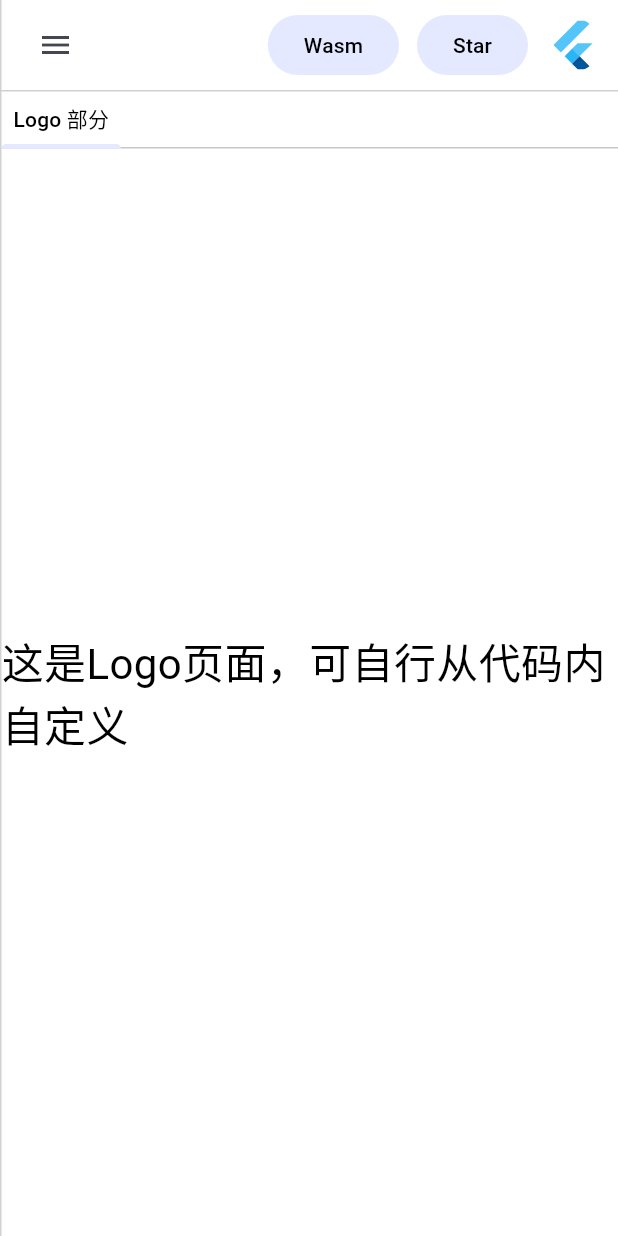
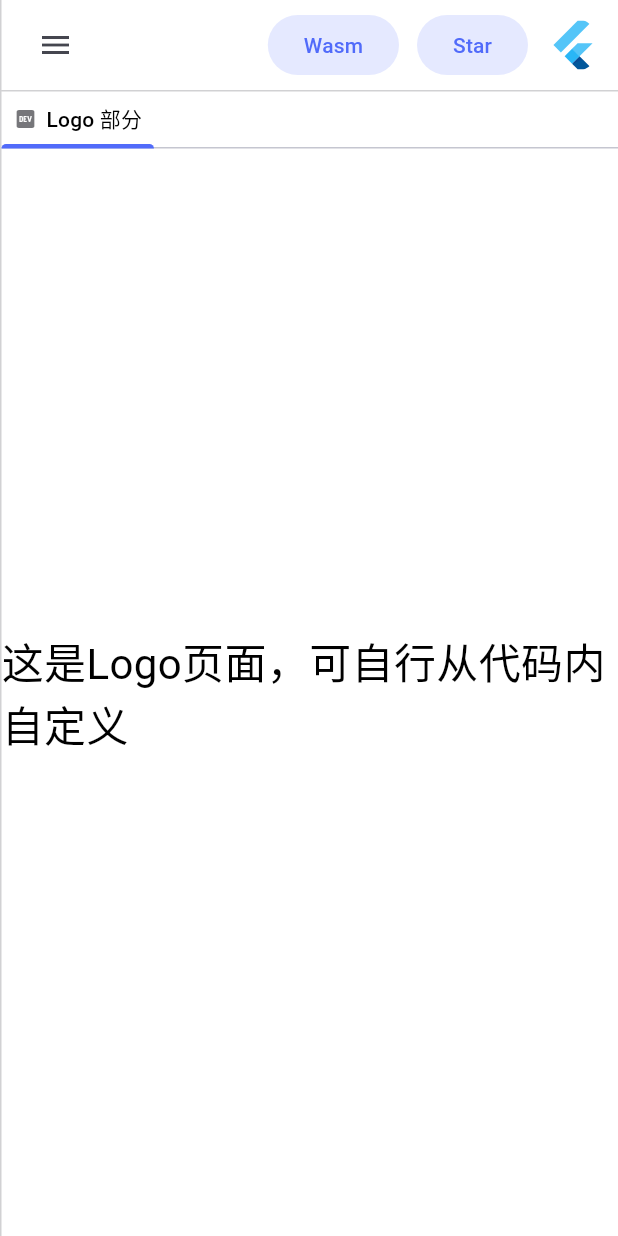
Before and after one commit to licheng1013/admin-flutter, a Flutter app: the screen it shows after launch, after a tap on "登入", after a tap on the "menu open" icon, on a phone screen of 412 x 824 dp. Run offline on Flutter 3.47's test engine with Material 3 defaults, Android fonts, the phone set to English and light mode, and no system bars; our stand-ins replace bot_toast, dio, flutter_animate, get, image_picker, shared_preferences; missing offline and left inert: easy_image_viewer, file_selector, fleather.

Commit message:
重构标签面板功能

```diff
--- a/lib/app/home/pages/settings/logic.dart
+++ b/lib/app/home/pages/settings/logic.dart
@@ -3,12 +3,10 @@ import 'package:app_template/theme/light_theme.dart';
 import 'package:app_template/theme/my_theme.dart';
 import 'package:get/get.dart';
 
-import 'state.dart';
 
 class SettingsLogic extends GetxController {
-  final SettingsState state = SettingsState();
   var themeList = <MyTheme>[
-    Pink(),
+    Light(),
     Blue(),
   ];
 }
--- a/lib/app/home/pages/settings/state.dart
+++ /dev/null
@@ -1,5 +0,0 @@
-class SettingsState {
-  SettingsState() {
-    ///Initialize variables
-  }
-}
--- a/lib/app/home/sidebar/view.dart
+++ b/lib/app/home/sidebar/view.dart
@@ -14,13 +14,10 @@ class SidebarPage extends StatelessWidget {
   SidebarPage({Key? key}) : super(key: key);
 
   final logic = Get.put(SidebarLogic());
-  static var changeStyle = true.obs;
 
   @override
   Widget build(BuildContext context) {
-    return Obx(() {
-      return changeStyle.value ? _default() : _styleWithTab();
-    });
+    return _default() ;
   }
 
   Widget _default() {
@@ -94,7 +91,7 @@ class SidebarPage extends StatelessWidget {
                     SizedBox(width: left),
                     Icon(
                       item.icon,
-                      color: UiTheme.getTextColor(selected),
+                      color: UiTheme.getPrimary(selected),
                     ).toJump(logic.animName.value == item.name),
                     ThemeUtil.rowWidth(),
                     Text(
@@ -105,12 +102,10 @@ class SidebarPage extends StatelessWidget {
                     Visibility(
                       visible: item.children.isNotEmpty,
                       child: Icon(
-                        logic.expansionTile.contains(item.name)
-                            ? Icons.arrow_drop_up
-                            : Icons.arrow_drop_down,
+                         Icons.arrow_drop_up,
                         color: UiTheme.getTextColor(selected),
                         size: 28,
-                      ),
+                      ).toRotate(logic.expansionTile.contains(item.name)),
                     ),
                     ThemeUtil.rowWidth(),
                   ],
--- a/lib/app/home/tab_bar/logic.dart
+++ b/lib/app/home/tab_bar/logic.dart
@@ -1,17 +1,17 @@
 
 import 'package:app_template/app/home/pages/analysis/view.dart';
 import 'package:app_template/app/home/sidebar/logic.dart';
-import 'package:app_template/common/message_util.dart';
 import 'package:app_template/theme/ui_theme.dart';
 import 'package:flutter/material.dart';
 import 'package:get/get.dart';
 
-import 'state.dart';
 
 class TabBarLogic extends GetxController with GetTickerProviderStateMixin {
-  final TabBarState state = TabBarState();
   TabController? tabController;
   var tabList = <SidebarTree>[].obs;
+  var index = (-1).obs;
+  var height = 36.0;
+  var currentIndex = (-1).obs;
 
   @override
   void onInit() {
@@ -26,6 +26,7 @@ class TabBarLogic extends GetxController with GetTickerProviderStateMixin {
     for (var item in logic.tabList) {
       if (item.name == page.name) {
         logic.tabController?.animateTo(logic.tabList.indexOf(item));
+        logic.currentIndex.value = logic.tabList.indexOf(item);
         return;
       }
     }
@@ -39,9 +40,9 @@ class TabBarLogic extends GetxController with GetTickerProviderStateMixin {
     tabController = TabController(
         length: tabList.length, vsync: this, initialIndex: lastIndex ?? 0);
     tabController?.animateTo(tabList.length - 1);
+    currentIndex.value = tabList.length - 1;
   }
 
-  var height = 36.0;
 
   void contextMenu(int i, TapDownDetails details) {
     // 获取点击的位置
--- a/lib/app/home/tab_bar/state.dart
+++ /dev/null
@@ -1,5 +0,0 @@
-class TabBarState {
-  TabBarState() {
-    ///Initialize variables
-  }
-}
--- a/lib/app/home/tab_bar/view.dart
+++ b/lib/app/home/tab_bar/view.dart
@@ -1,3 +1,7 @@
+import 'package:app_template/app/home/sidebar/view.dart';
+import 'package:app_template/ex/ex_anim.dart';
+import 'package:app_template/ex/ex_list.dart';
+import 'package:app_template/theme/ui_theme.dart';
 import 'package:flutter/material.dart';
 import 'package:get/get.dart';
 
@@ -7,7 +11,6 @@ class TabBarPage extends StatelessWidget {
   TabBarPage({Key? key}) : super(key: key);
 
   final logic = Get.put(TabBarLogic());
-  final state = Get.find<TabBarLogic>().state;
 
   @override
   Widget build(BuildContext context) {
@@ -25,33 +28,54 @@ class TabBarPage extends StatelessWidget {
         children: [
           TabBar(
             controller: logic.tabController,
+            onTap: (e) => logic.currentIndex.value = e,
             // 允许滚动
             padding: EdgeInsets.zero,
             isScrollable: true,
             tabAlignment: TabAlignment.start,
             //移除间距
             labelPadding: EdgeInsets.zero,
-            tabs: [
-              for (int i = 0; i < logic.tabList.length; i++)
-                GestureDetector(
+            tabs: logic.tabList.toWidgetsWithIndex((e, index) {
+              return MouseRegion(
+                onEnter: (event) {
+                  logic.index.value = index;
+                },
+                onExit: (event) {
+                  logic.index.value = -1;
+                },
+                child: GestureDetector(
                   onSecondaryTapDown: (TapDownDetails details) {
-                    logic.contextMenu(i, details);
+                    logic.contextMenu(index, details);
                   },
                   child: Container(
                     height: logic.height,
                     padding: const EdgeInsets.symmetric(horizontal: 8),
-                    child: Center(child: Text(logic.tabList[i].name)),
+                    child: Row(
+                      children: [
+                        Obx(() {
+                          return Icon(
+                            e.icon,
+                            size: 16,
+                            color: UiTheme.getPrimary(
+                                logic.currentIndex.value == index),
+                          ).toJump(logic.index.value == index);
+                        }),
+                        const SizedBox(
+                          width: 6,
+                        ),
+                        Text(e.name),
+                      ],
+                    ),
                   ),
-                )
-            ],
+                ),
+              );
+            }),
           ),
           Expanded(
-            child: TabBarView(
-              controller: logic.tabController,
-              children: [
-                for (int i = 0; i < logic.tabList.length; i++)
-                  logic.tabList[i].page,
-              ],
+            child: IndexedStack(
+              index: logic.currentIndex.value,
+              children: logic.tabList.toWidgetsWithIndex((e, index) =>
+                  e.page.toFadeIn(logic.currentIndex.value == index)),
             ),
           ),
         ],
--- a/lib/component/pagination/logic.dart
+++ b/lib/component/pagination/logic.dart
@@ -1,7 +1,5 @@
 import 'package:get/get.dart';
 
-import 'state.dart';
 
 class PaginationLogic extends GetxController {
-  final PaginationState state = PaginationState();
 }
--- a/lib/component/pagination/state.dart
+++ /dev/null
@@ -1,5 +0,0 @@
-class PaginationState {
-  PaginationState() {
-    ///Initialize variables
-  }
-}
--- a/lib/ex/ex_anim.dart
+++ b/lib/ex/ex_anim.dart
@@ -11,9 +11,27 @@ extension ExAnim on Widget {
     return this;
   }
 
-  Widget toJump(bool enable) {
+  /// 晃动动画
+  Widget toJump(bool enable,{ double offset = 1}) {
     if(enable){
-      return animate().shake();
+      return animate().shake( offset: Offset(offset, 0));
+    }
+    return this;
+  }
+
+  /// 旋转动画
+  Widget toRotate(bool enable,{double angle = 0.5}) {
+    if(enable){
+      return animate().rotate(end: angle);
+    }
+    return this;
+  }
+
+
+  /// 水平加淡出动画
+  Widget toFadeIn(bool enable) {
+    if(enable){
+      return animate().fadeIn();
     }
     return this;
   }
--- a/lib/theme/light_theme.dart
+++ b/lib/theme/light_theme.dart
@@ -1,13 +1,14 @@
+import 'package:app_template/ex/ex_string.dart';
 import 'package:app_template/theme/my_theme.dart';
 import 'package:flutter/material.dart';
 
 class LightTheme {
   static ThemeData pink() {
-    return Pink().theme();
+    return Light().theme();
   }
 }
 
-class Pink extends MyTheme {
+class Light extends MyTheme {
   @override
   Color background() {
     return Colors.white;
@@ -23,8 +24,15 @@ class Pink extends MyTheme {
     return const Color.fromARGB(255, 229, 233, 255);
   }
 
+
+
   @override
   String name() {
     return "亮色";
   }
+
+  @override
+  Color onPrimary() {
+    return "#516bfa".toColor();
+  }
 }
--- a/lib/theme/my_theme.dart
+++ b/lib/theme/my_theme.dart
@@ -13,7 +13,8 @@ abstract class MyTheme {
       fontFamily: fontFamily,
       scaffoldBackgroundColor: background(), // 背景颜色
       tabBarTheme: TabBarTheme(
-        labelColor: onBackground(),
+          labelColor: onBackground(),
+          indicatorColor: onPrimary(),
       ),
       colorScheme: ColorScheme.fromSeed(
         brightness: brightness(),
@@ -22,7 +23,7 @@ abstract class MyTheme {
         // 背景颜色
         primary: primary(),
         // 按钮背景色
-        onPrimary: onBackground(),
+        onPrimary: onPrimary(),
         // 影响按钮内的文字颜色
         onSurface: onBackground(), // 背景上的颜色
       ),
@@ -32,6 +33,8 @@ abstract class MyTheme {
 
   /// 主色
   Color primary();
+  /// 主题色之上的颜色
+  Color onPrimary();
   /// 背景颜色
   Color background();
   /// 背景上的颜色
@@ -42,4 +45,5 @@ abstract class MyTheme {
   }
   /// 主题名称
   String name();
+
 }
--- a/lib/theme/ui_theme.dart
+++ b/lib/theme/ui_theme.dart
@@ -27,6 +27,10 @@ class UiTheme {
     return Get.theme.colorScheme.primary;
   }
 
+  static Color onPrimary() {
+    return Get.theme.colorScheme.onPrimary;
+  }
+
   static Color border(){
     return onBackgroundCopy(d: 0.2);
   }
@@ -52,4 +56,8 @@ class UiTheme {
   static Color onBackground2() {
     return UiTheme.onBackgroundCopy(d: 0.08);
   }
+
+  static getPrimary(bool selected) {
+    return selected ? onPrimary() : onBackgroundCopy();
+  }
 }
```
Also changed, not shown: lib/app/home/pages/settings/view.dart (+0 -8 lines), lib/component/pagination/view.dart (+2 -8 lines), lib/ex/ex_list.dart (added, +39 -0 lines), lib/theme/dark_theme.dart (+7 -0 lines).
